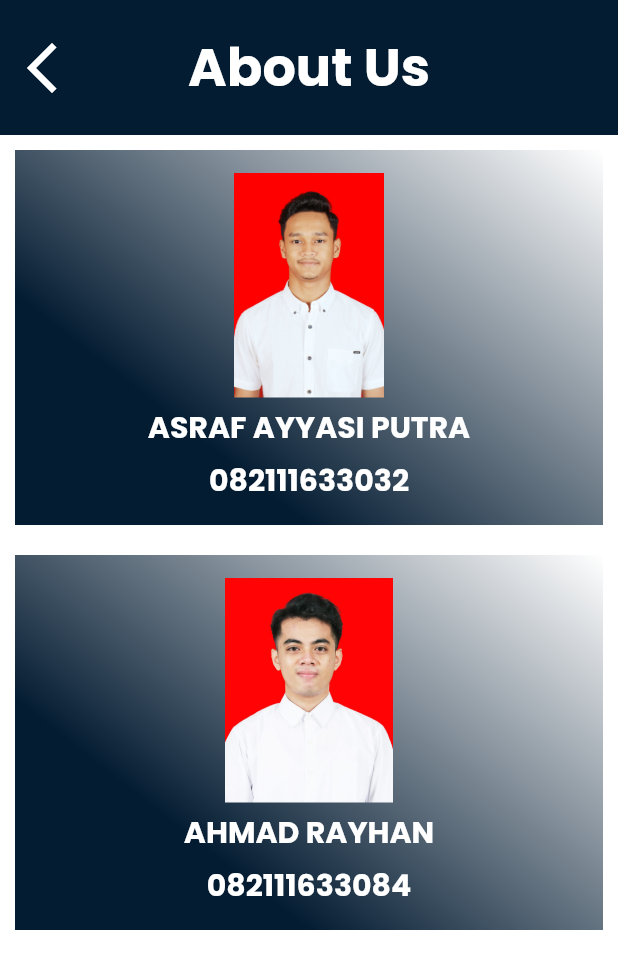
After one commit to asrafayyasi/HiCar, a Flutter app: the navigasi screen opened by its route, item 4 of the bottom bar chosen, after a tap on "About Us", on a phone screen of 412 x 824 dp. The commit adds this screen. Shown: the top 969 px of the screen. Run offline on Flutter 3.47's test engine with Material 2 defaults, Android fonts, the light colour scheme and no system bars; our stand-ins replace iconsax, salomon_bottom_bar.

Commit message:
Changes to be committed: 	new file:   images/asraf.jpeg 	new file:   images/rayhan.jpeg 	modified:   lib/main.dart 	new file:   lib/pages/aboutUs.dart 	modified:   lib/pages/newhomepage.dart 	modified:   lib/pages/profile.dart

```diff
--- a/lib/main.dart
+++ b/lib/main.dart
@@ -10,6 +10,7 @@ import 'pages/navigasi.dart';
 import 'pages/profile.dart';
 import 'pages/detailcars.dart';
 import 'pages/login.dart';
+import 'pages/aboutUs.dart';
 
 void main() {
   runApp(myApp());
@@ -42,6 +43,7 @@ class myApp extends StatelessWidget {
         history.nameroute: (context) => history(),
         driverdetails.nameroute: (context) => driverdetails(),
         driverlicense.nameroute: (context) => driverlicense(),
+        aboutUs.nameroute: (context) => aboutUs(),
       },
     );
   }
--- /dev/null
+++ b/lib/pages/aboutUs.dart
@@ -0,0 +1,115 @@
+import 'package:flutter/material.dart';
+
+class aboutUs extends StatelessWidget {
+  static const nameroute = '/aboutUs';
+
+  @override
+  Widget build(BuildContext context) {
+    return Scaffold(
+      body: CustomScrollView(
+        slivers: [
+          SliverAppBar(
+            leading: IconButton(
+              onPressed: () {
+                Navigator.of(context).pop();
+              },
+              icon: Icon(
+                Icons.arrow_back_ios_new,
+                size: 40,
+              ),
+            ),
+            centerTitle: true,
+            pinned: true,
+            toolbarHeight: 90,
+            automaticallyImplyLeading: false,
+            // centerTitle: true,
+            title: Text(
+              "About Us",
+              style: TextStyle(
+                  fontSize: 35,
+                  fontFamily: 'Poppins',
+                  fontWeight: FontWeight.bold),
+            ),
+          ),
+          SliverList(
+              delegate: SliverChildListDelegate([
+            Container(
+              height: 250,
+              margin: EdgeInsets.all(10),
+              padding: EdgeInsets.all(10),
+              decoration: BoxDecoration(
+                  gradient: LinearGradient(
+                      begin: Alignment.bottomCenter,
+                      end: Alignment.topRight,
+                      colors: [Color.fromARGB(255, 4, 28, 50), Colors.white])),
+              child: Column(
+                mainAxisAlignment: MainAxisAlignment.spaceEvenly,
+                children: [
+                  ClipRRect(
+                      child: Image.asset(
+                    'images/asraf.jpeg',
+                    width: 300,
+                    height: 150,
+                  )),
+                  Text(
+                    "ASRAF AYYASI PUTRA",
+                    style: TextStyle(
+                        color: Colors.white,
+                        fontFamily: 'Poppins',
+                        fontSize: 20,
+                        fontWeight: FontWeight.bold),
+                  ),
+                  Text(
+                    "082111633032",
+                    style: TextStyle(
+                        color: Colors.white,
+                        fontFamily: 'Poppins',
+                        fontSize: 20,
+                        fontWeight: FontWeight.bold),
+                  )
+                ],
+              ),
+            ),
+            Container(
+              height: 250,
+              margin: EdgeInsets.all(10),
+              padding: EdgeInsets.all(10),
+              decoration: BoxDecoration(
+                  gradient: LinearGradient(
+                      begin: Alignment.bottomCenter,
+                      end: Alignment.topRight,
+                      colors: [Color.fromARGB(255, 4, 28, 50), Colors.white])),
+              child: Column(
+                mainAxisAlignment: MainAxisAlignment.spaceEvenly,
+                children: [
+                  ClipRRect(
+                      child: Image.asset(
+                    'images/rayhan.jpeg',
+                    width: 300,
+                    height: 150,
+                  )),
+                  Text(
+                    "AHMAD RAYHAN",
+                    style: TextStyle(
+                        color: Colors.white,
+                        fontFamily: 'Poppins',
+                        fontSize: 20,
+                        fontWeight: FontWeight.bold),
+                  ),
+                  Text(
+                    "082111633084",
+                    style: TextStyle(
+                        color: Colors.white,
+                        fontFamily: 'Poppins',
+                        fontSize: 20,
+                        fontWeight: FontWeight.bold),
+                  )
+                ],
+              ),
+            )
+          ]))
+        ],
+      ),
+    );
+  }
+}
--- a/lib/pages/newhomepage.dart
+++ b/lib/pages/newhomepage.dart
@@ -49,10 +49,12 @@ class Homepage extends StatelessWidget {
                       onTap: () {
                         Navigator.of(context).pushNamed(sportcars.nameroute);
                       },
+                      child: Container(
                         child: Card(
                           shape: RoundedRectangleBorder(
                               borderRadius: BorderRadius.circular(20)),
                           color: Color.fromARGB(255, 64, 66, 88),
+                          child: Container(
                             child: Padding(
                               padding: const EdgeInsets.all(8.0),
                               child: Column(
@@ -115,6 +117,8 @@ class Homepage extends StatelessWidget {
                                     ),
                                   )
                                 ],
+                              ),
+                            ),
                           ),
                         ),
                       ),
--- a/lib/pages/profile.dart
+++ b/lib/pages/profile.dart
@@ -1,6 +1,7 @@
 import 'package:flutter/material.dart';
 import 'package:iconsax/iconsax.dart';
 import 'package:rentcar/pages/history.dart';
+import 'package:rentcar/pages/aboutUs.dart';
 
 class profile extends StatelessWidget {
   static const nameroute = '/profil';
@@ -58,14 +59,6 @@ class profile extends StatelessWidget {
               ),
             ),
             ListTile(
-              leading: Image(image: AssetImage("images/setting.png")),
-              title: Text(
-                "Settings",
-                style: TextStyle(fontFamily: 'Poppins', color: Colors.black),
-              ),
-              trailing: Icon(Icons.keyboard_arrow_right, color: Colors.black),
-            ),
-            ListTile(
               onTap: () {
                 Navigator.of(context).pushNamed(history.nameroute);
               },
@@ -88,6 +81,9 @@ class profile extends StatelessWidget {
               ),
             ),
             ListTile(
+              onTap: () {
+                Navigator.of(context).pushNamed(aboutUs.nameroute);
+              },
               leading: Image(image: AssetImage('images/about.png')),
               title: Text(
                 "About Us",
```
Also changed, not shown: images/asraf.jpeg (added), images/rayhan.jpeg (added). Lines whose indentation alone changed are shown as unchanged.
